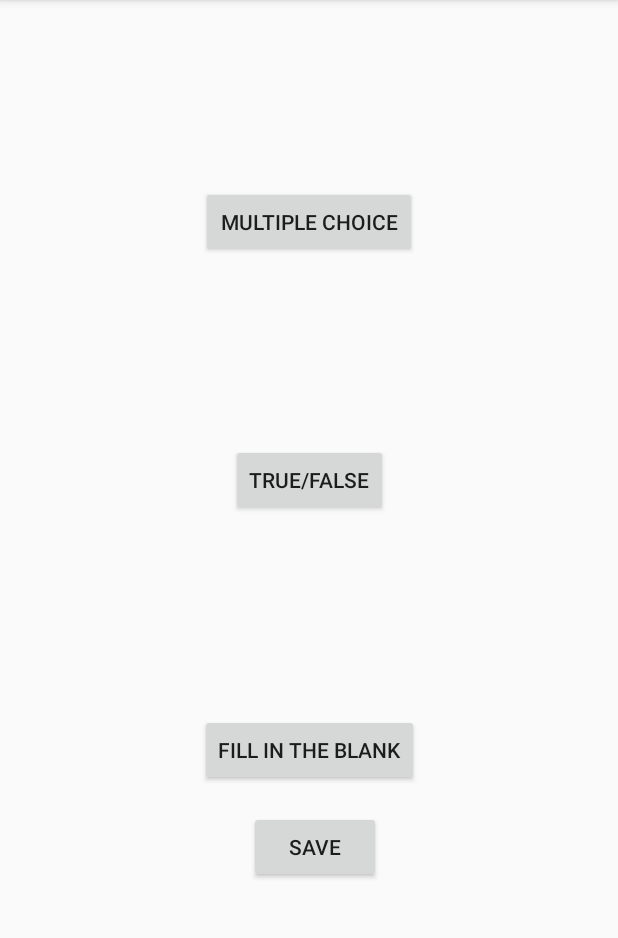
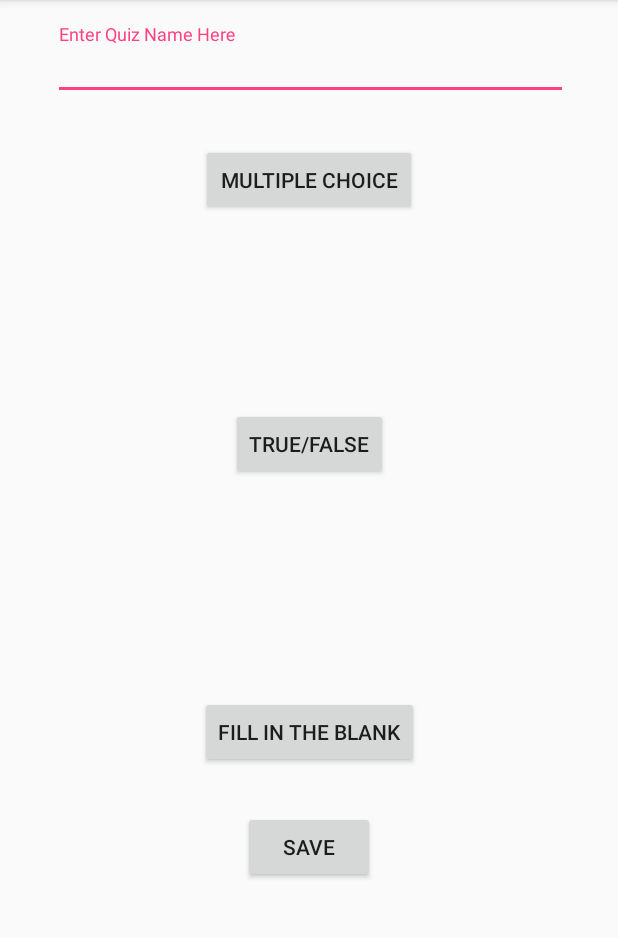
Before and after one commit to fmadrid1317/COP-4331-Testy, an Android app: the TestTypes screen opened directly, with no data from a screen before it, on a phone screen of 412 x 824 dp, the part 84-1022 px from its top. Run offline under Robolectric (Android 15) with nearby library versions, the phone set to English and light mode, and no system bars; our stand-ins replace Firebase (no records; nobody signed in at launch, a user with empty details on screens opened directly).

Commit message:
You can now save quizzes locally to files

```diff
--- a/app/src/main/java/com/example/ferna/mytesty/TestTypes.java
+++ b/app/src/main/java/com/example/ferna/mytesty/TestTypes.java
@@ -2,6 +2,7 @@ package com.example.ferna.mytesty;
 
 import android.content.Context;
 import android.content.Intent;
+import android.support.design.widget.TextInputLayout;
 import android.support.v7.app.AppCompatActivity;
 import android.os.Bundle;
 import android.util.Log;
@@ -9,7 +10,6 @@ import android.view.View;
 import android.widget.Button;
 
 import com.google.firebase.database.DatabaseReference;
-import com.google.firebase.database.FirebaseDatabase;
 
 import java.io.FileNotFoundException;
 import java.io.FileOutputStream;
@@ -22,7 +22,8 @@ public class TestTypes extends AppCompatActivity {
     public Button tfButton;
     public Button fbButton;
     public Button saveButton;
-    private Context context;
+    public TextInputLayout quizName;
+    private Context context = this;
 
     private DatabaseReference mDatabase;
 
@@ -30,6 +31,8 @@ public class TestTypes extends AppCompatActivity {
     private void init()
     {
         final Quiz newQuiz = new Quiz();
+
+        quizName = findViewById(R.id.qizName);
 
         mcButton = (Button)findViewById(R.id.mcButton);
         mcButton.setOnClickListener(new View.OnClickListener()
@@ -79,20 +82,19 @@ public class TestTypes extends AppCompatActivity {
             @Override
             public void onClick(View v)
             {
-               // mDatabase = FirebaseDatabase.getInstance().getReference();
-               // mDatabase.child("1e4qffl6DyasNsr79AnpRbCzy2b2").child("Quiz").setValue(newQuiz);
-
                 FileOutputStream fos = null;
                 try {
-                    fos = context.openFileOutput("Ye", Context.MODE_PRIVATE);
+                    fos = context.openFileOutput(quizName.getEditText().toString(), Context.MODE_PRIVATE);
                 } catch (FileNotFoundException e) {
                     e.printStackTrace();
                 }
                 try (ObjectOutputStream os = new ObjectOutputStream(fos))
                 {
+
                     os.writeObject(newQuiz);
                     os.close();
                     fos.close();
+                    //Log.d("Uhh", "FUG");
                 }
                 catch (IOException e)
                 {
--- a/app/src/main/res/layout/activity_test_types.xml
+++ b/app/src/main/res/layout/activity_test_types.xml
@@ -6,13 +6,35 @@
     android:layout_height="match_parent"
     tools:context=".TestTypes">
 
+    <android.support.design.widget.TextInputLayout
+        android:id="@+id/qizName"
+        android:layout_width="343dp"
+        android:layout_height="wrap_content"
+        android:layout_marginBottom="8dp"
+        android:layout_marginEnd="8dp"
+        android:layout_marginStart="8dp"
+        android:layout_marginTop="16dp"
+        android:orientation="horizontal"
+        app:layout_constraintBottom_toTopOf="@+id/mcButton"
+        app:layout_constraintEnd_toEndOf="parent"
+        app:layout_constraintHorizontal_bias="0.52"
+        app:layout_constraintStart_toStartOf="parent"
+        app:layout_constraintTop_toTopOf="parent">
+
+        <android.support.design.widget.TextInputEditText
+            android:layout_width="match_parent"
+            android:layout_height="40dp"
+            android:hint="Enter Quiz Name Here"
+            android:singleLine="false" />
+    </android.support.design.widget.TextInputLayout>
+
     <Button
         android:id="@+id/saveButton4"
         android:layout_width="wrap_content"
         android:layout_height="wrap_content"
         android:layout_marginBottom="39dp"
         android:layout_marginEnd="8dp"
-        android:layout_marginStart="16dp"
+        android:layout_marginStart="8dp"
         android:layout_marginTop="400dp"
         android:text="Save"
         app:layout_constraintBottom_toBottomOf="parent"
@@ -26,12 +48,11 @@
         android:layout_height="wrap_content"
         android:layout_marginEnd="8dp"
         android:layout_marginStart="8dp"
-        android:layout_marginTop="124dp"
+        android:layout_marginTop="29dp"
         android:text="@string/multiple_choice"
         app:layout_constraintEnd_toEndOf="parent"
-        app:layout_constraintHorizontal_bias="0.5"
         app:layout_constraintStart_toStartOf="parent"
-        app:layout_constraintTop_toTopOf="parent" />
+        app:layout_constraintTop_toBottomOf="@+id/qizName" />
 
     <Button
         android:id="@+id/tfButton"
@@ -40,11 +61,9 @@
         android:layout_marginBottom="8dp"
         android:layout_marginEnd="8dp"
         android:layout_marginStart="8dp"
-        android:layout_marginTop="8dp"
         android:text="@string/true_false"
         app:layout_constraintBottom_toTopOf="@+id/fbButton"
         app:layout_constraintEnd_toEndOf="parent"
-        app:layout_constraintHorizontal_bias="0.5"
         app:layout_constraintStart_toStartOf="parent"
         app:layout_constraintTop_toBottomOf="@+id/mcButton"
         app:layout_constraintVertical_bias="0.26" />
```
